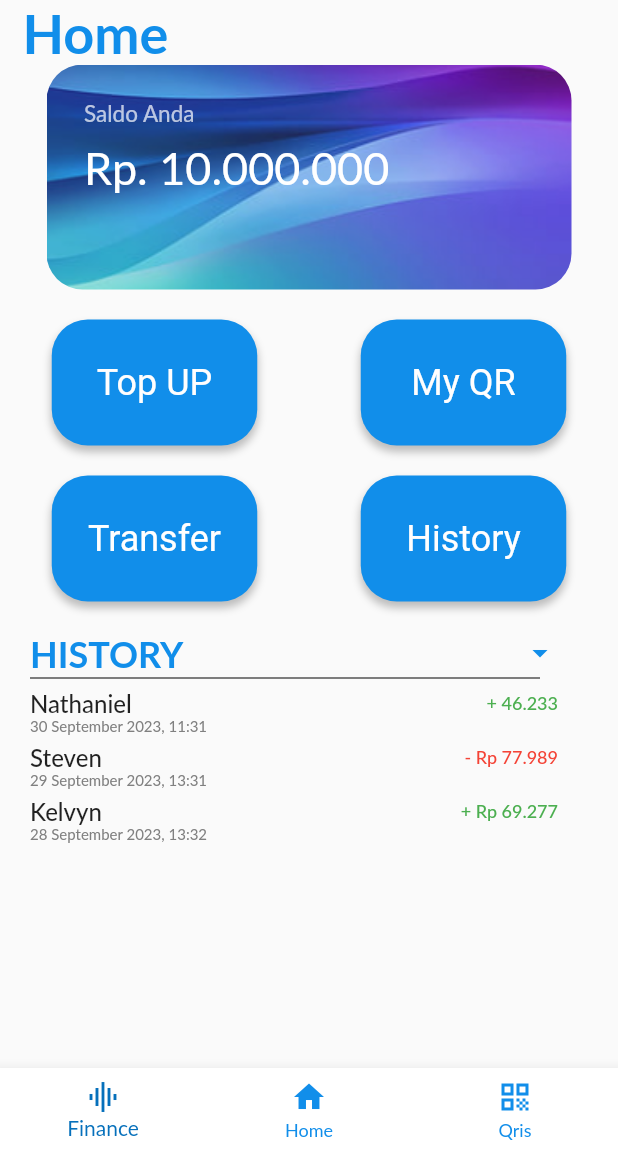
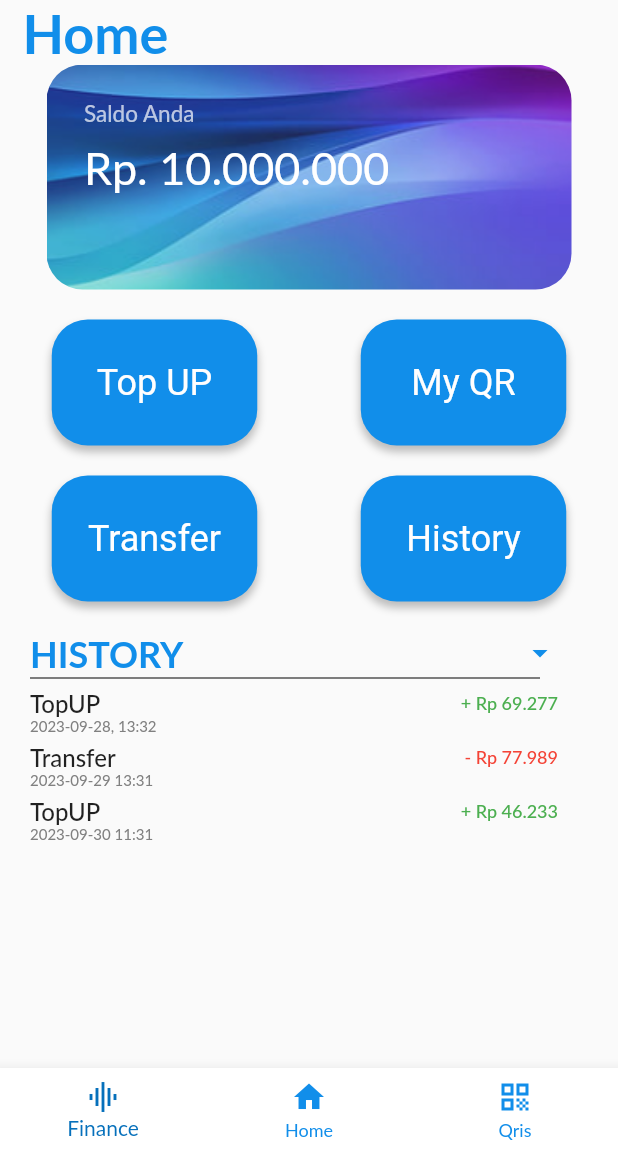
Before and after one commit to Blauzaa/MobProg, a Flutter app: the screen it shows after launch, on a phone screen of 412 x 824 dp, the part 84-1236 px from its top. Run offline on Flutter 3.47's test engine with Material 2 defaults, Android fonts, the phone set to English and light mode, and no system bars; our stand-ins replace flutter_svg; Roboto replaces fonts that are missing (Lato, lato).

Commit message:
versi lengkap no tiputipu

```diff
--- a/lib/GlobalVariabel.dart
+++ b/lib/GlobalVariabel.dart
@@ -1,12 +1,12 @@
 import 'package:flutter/foundation.dart';
 
 class Historys {
-  List<String> nama = ["Kelvyn", "Steven", "Nathaniel"];
-  List<String> money = ["+ Rp 69.277", "- Rp 77.989", "+ 46.233"];
+  List<String> nama = ["TopUP", "Transfer", "TopUP"];
+  List<String> money = ["+ Rp 69.277", "- Rp 77.989", "+ Rp 46.233"];
   List<String> date = [
-    "28 September 2023, 13:32",
-    "29 September 2023, 13:31",
-    "30 September 2023, 11:31",
+    "2023-09-28, 13:32",
+    "2023-09-29 13:31",
+    "2023-09-30 11:31",
   ];
 
   void addHistory(String newNama, String newMoney, String newDate) {
@@ -16,6 +16,10 @@ class Historys {
       ...GlobalVariables.historys.money
     ];
     GlobalVariables.historys.date = [newDate, ...GlobalVariables.historys.date];
+
+    for (var element in GlobalVariables.historys.nama) {
+      print(element);
+    }
   }
 }
 
--- a/lib/home.dart
+++ b/lib/home.dart
@@ -343,7 +343,7 @@ class _HomeState extends State<Home> {
               Container(
                 margin: EdgeInsets.only(left: 20, top: 5),
                 child: Text(
-                  myHistory.nama[myHistory.nama.length - 1],
+                  GlobalVariables.historys.nama[0],
                   style: TextStyle(
                     fontSize: 16,
                     fontWeight: FontWeight.w500,
@@ -354,10 +354,10 @@ class _HomeState extends State<Home> {
               Container(
                 margin: EdgeInsets.only(top: 5, right: 40),
                 child: Text(
-                  myHistory.money[myHistory.money.length - 1],
+                 GlobalVariables.historys.money[0],
                   style: TextStyle(
                     fontSize: 12,
-                    color: myHistory.money[myHistory.money.length - 1]
+                    color: GlobalVariables.historys.money[0]
                             .startsWith("+")
                         ? Colors.green
                         : Colors.red,
@@ -370,8 +370,7 @@ class _HomeState extends State<Home> {
           Container(
             margin: EdgeInsets.only(left: 20),
             child: Text(
-              myHistory.date[myHistory.date.length -
-                  1], //dari global data getDate, globaldata DATE[globaldata.length-1]
+              GlobalVariables.historys.date[0], //dari global data getDate, globaldata DATE[globaldata.length-1]
               style: TextStyle(fontSize: 10, color: Color(0xFF808080)),
             ),
           ),
@@ -383,8 +382,7 @@ class _HomeState extends State<Home> {
               Container(
                 margin: EdgeInsets.only(left: 20, top: 5),
                 child: Text(
-                  myHistory.nama[myHistory.nama.length -
-                      2], //globaldata NAME[globaldata.length-2]
+                  GlobalVariables.historys.nama[1], //globaldata NAME[globaldata.length-2]
                   style: TextStyle(
                     fontSize: 16,
                     fontWeight: FontWeight.w500,
@@ -395,11 +393,10 @@ class _HomeState extends State<Home> {
               Container(
                 margin: EdgeInsets.only(top: 5, right: 40),
                 child: Text(
-                  myHistory.money[myHistory.money.length -
-                      2], //globaldata PRICE[globaldata.length-2]
+                  GlobalVariables.historys.money[1], //globaldata PRICE[globaldata.length-2]
                   style: TextStyle(
                       fontSize: 12,
-                      color: myHistory.money[myHistory.money.length - 2]
+                      color: GlobalVariables.historys.money[1]
                               .startsWith("+")
                           ? Colors.green
                           : Colors
@@ -413,8 +410,7 @@ class _HomeState extends State<Home> {
           Container(
             margin: EdgeInsets.only(left: 20),
             child: Text(
-              myHistory.date[myHistory.date.length -
-                  2], //dari global data getDate, globaldata DATE[globaldata.length-2]
+             GlobalVariables.historys.date[1], //dari global data getDate, globaldata DATE[globaldata.length-2]
               style: TextStyle(fontSize: 10, color: Color(0xFF808080)),
             ),
           ),
@@ -426,8 +422,7 @@ class _HomeState extends State<Home> {
               Container(
                 margin: EdgeInsets.only(left: 20, top: 5),
                 child: Text(
-                  myHistory.nama[myHistory.nama.length -
-                      3], //globaldata NAME[globaldata.length-3]
+                 GlobalVariables.historys.nama[2], //globaldata NAME[globaldata.length-3]
                   style: TextStyle(
                     fontSize: 16,
                     fontWeight: FontWeight.w500,
@@ -438,11 +433,10 @@ class _HomeState extends State<Home> {
               Container(
                 margin: EdgeInsets.only(top: 5, right: 40),
                 child: Text(
-                  myHistory.money[myHistory.money.length -
-                      3], //globaldata PRICE[globaldata.length-3]
+                 GlobalVariables.historys.money[2], //globaldata PRICE[globaldata.length-3]
                   style: TextStyle(
                       fontSize: 12,
-                      color: myHistory.money[myHistory.money.length - 3]
+                      color:GlobalVariables.historys.money[2]
                               .startsWith("+")
                           ? Colors.green
                           : Colors
@@ -456,8 +450,7 @@ class _HomeState extends State<Home> {
           Container(
             margin: EdgeInsets.only(left: 20),
             child: Text(
-              myHistory.date[myHistory.date.length -
-                  3], //dari global data getDate, globaldata DATE[globaldata.length-3]
+             GlobalVariables.historys.date[2], //dari global data getDate, globaldata DATE[globaldata.length-3]
               style: TextStyle(fontSize: 10, color: Color(0xFF808080)),
             ),
           ),
```
Also changed, not shown: lib/Finance.dart (+4 -4 lines), lib/History.dart (+12 -17 lines), lib/TopUP.dart (+8 -5 lines), lib/transfer.dart (+6 -2 lines).
